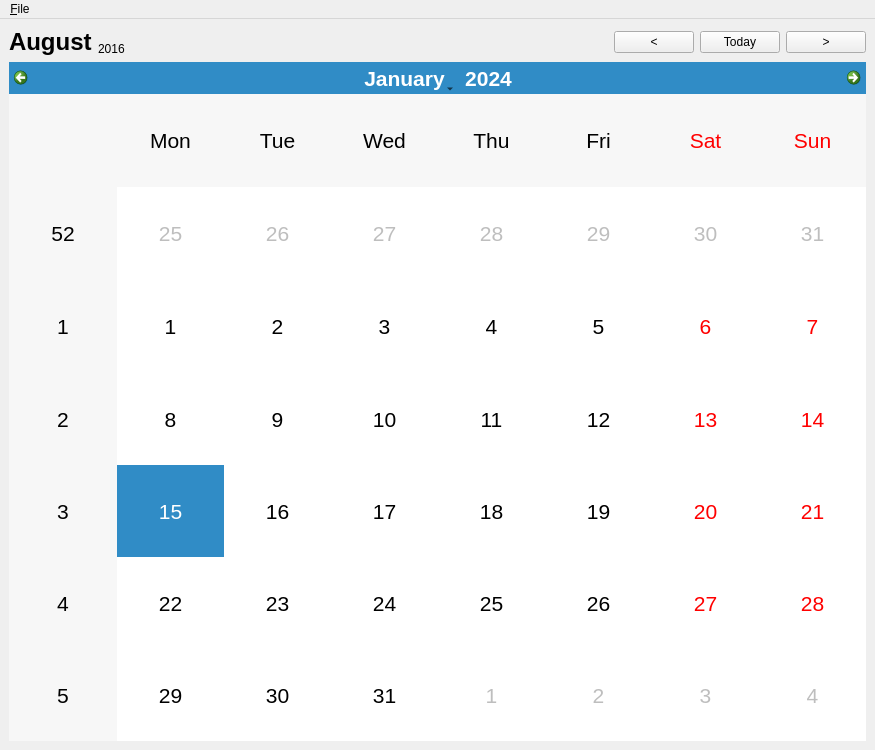
yiwenlu66/QCalendar, file mainwindow.ui: the form before one commit.
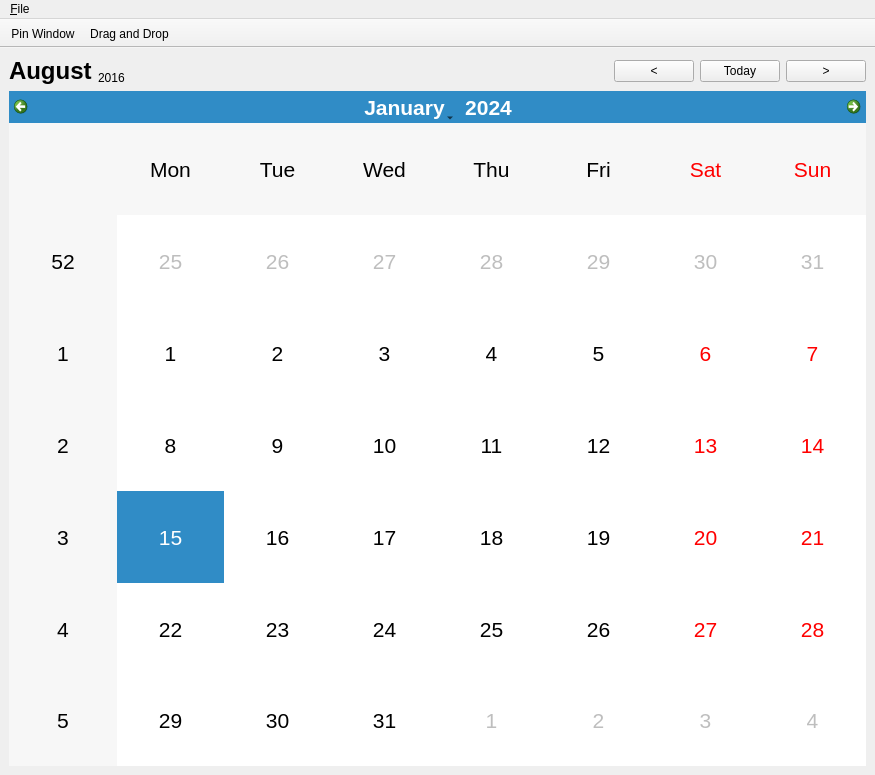
The form after the commit. Icons and pictures are not drawn. Custom widgets are drawn as their Qt base class.

Commit message: support pinning window

What changed in the file:
```diff
--- a/mainwindow.ui
+++ b/mainwindow.ui
@@ -7,7 +7,7 @@
     <x>0</x>
     <y>0</y>
     <width>875</width>
-    <height>750</height>
+    <height>775</height>
    </rect>
   </property>
   <property name="minimumSize">
@@ -126,6 +126,34 @@
    </widget>
    <addaction name="menuFile"/>
   </widget>
+  <widget class="QToolBar" name="toolBar">
+   <property name="sizePolicy">
+    <sizepolicy hsizetype="Preferred" vsizetype="Preferred">
+     <horstretch>0</horstretch>
+     <verstretch>0</verstretch>
+    </sizepolicy>
+   </property>
+   <property name="windowTitle">
+    <string>toolBar</string>
+   </property>
+   <property name="movable">
+    <bool>false</bool>
+   </property>
+   <property name="iconSize">
+    <size>
+     <width>12</width>
+     <height>12</height>
+    </size>
+   </property>
+   <attribute name="toolBarArea">
+    <enum>TopToolBarArea</enum>
+   </attribute>
+   <attribute name="toolBarBreak">
+    <bool>false</bool>
+   </attribute>
+   <addaction name="actionPin_Window"/>
+   <addaction name="actionDrag_and_Drop"/>
+  </widget>
   <action name="actionFile">
    <property name="text">
     <string>File</string>
@@ -146,6 +174,36 @@
     <string>&amp;Import</string>
    </property>
   </action>
+  <action name="actionPin_Window">
+   <property name="checkable">
+    <bool>true</bool>
+   </property>
+   <property name="icon">
+    <iconset resource="res.qrc">
+     <normaloff>:/icons/pin.png</normaloff>:/icons/pin.png</iconset>
+   </property>
+   <property name="text">
+    <string>Pin Window</string>
+   </property>
+   <property name="toolTip">
+    <string>Pin Window</string>
+   </property>
+  </action>
+  <action name="actionDrag_and_Drop">
+   <property name="checkable">
+    <bool>true</bool>
+   </property>
+   <property name="icon">
+    <iconset resource="res.qrc">
+     <normaloff>:/icons/dnd.png</normaloff>:/icons/dnd.png</iconset>
+   </property>
+   <property name="text">
+    <string>Drag and Drop</string>
+   </property>
+   <property name="toolTip">
+    <string>Enable Drag &amp; Drop</string>
+   </property>
+  </action>
  </widget>
  <customwidgets>
   <customwidget>
```
Left out of the diff: 4 changed lines with no effect on the pictures. The commit also changes 5 other files.
